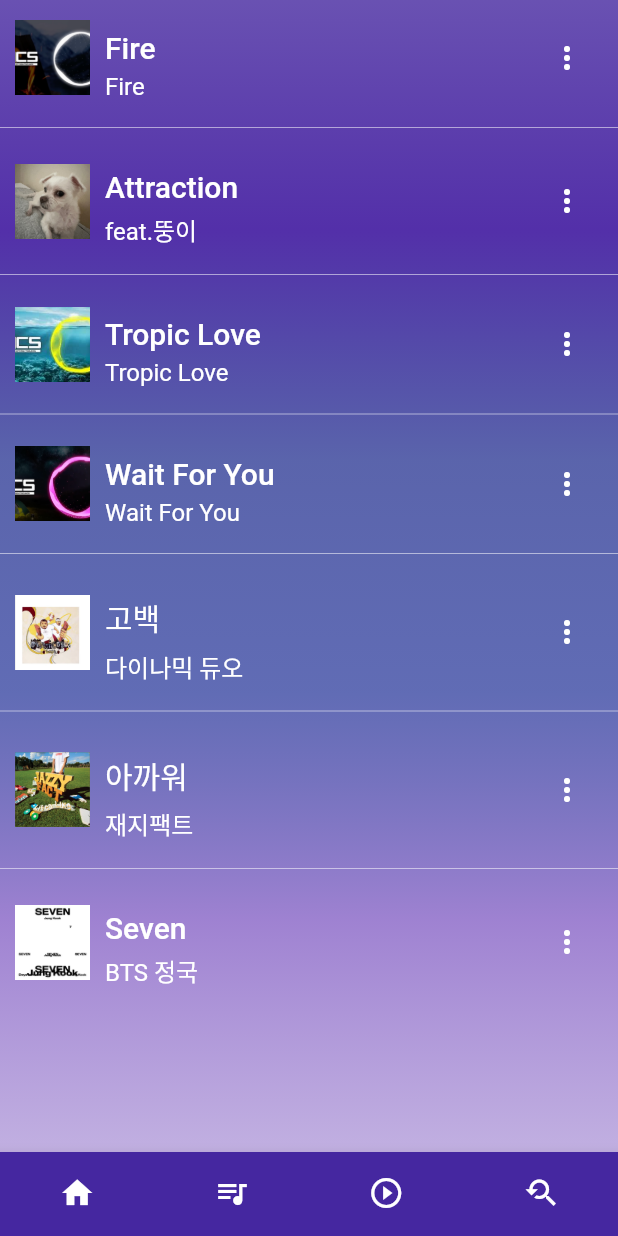
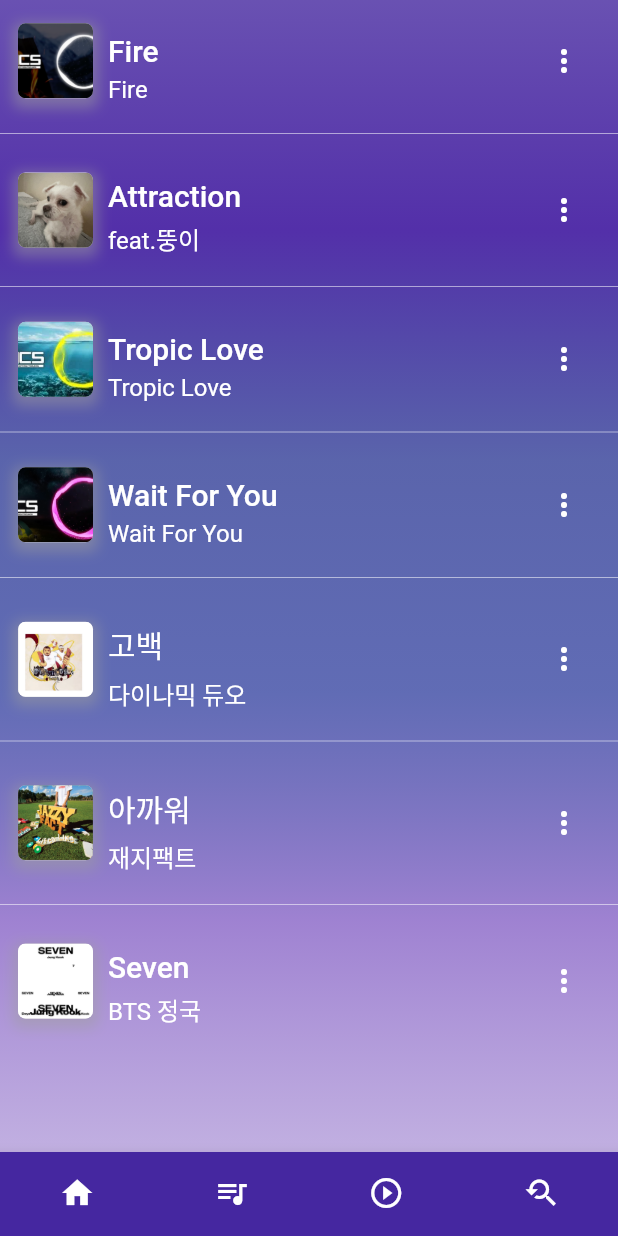
Before and after one commit to plan11plan/youtube-mp3-mp4-player, a Flutter app: the screen it shows after launch, item 2 of the bottom bar chosen, on a phone screen of 412 x 824 dp. Run offline on Flutter 3.47's test engine with Material 2 defaults, Android fonts, the phone set to English and light mode, and no system bars; our stand-ins replace audio_service, get, image_picker, just_audio, just_audio_background, rxdart and 2 more; missing offline and left inert: youtube_downloader; network calls fail.

Commit message:
download v1

```diff
--- a/lib/screen/home/Music.dart
+++ b/lib/screen/home/Music.dart
@@ -89,13 +89,30 @@ class _MusicState extends State<Music> {
                 Get.toNamed('/song', arguments: songs[index]);
               },
               child: Padding(
-                padding: EdgeInsets.all(10.0),
+                padding: EdgeInsets.all(12.0),
                 child: Row(
                   mainAxisAlignment: MainAxisAlignment.spaceBetween,
                   children: [
                     Row( // Thumbnail image added to the row
                       children: [
-                        Image.asset(songs[index].coverUrl, height: 50, width: 50, fit: BoxFit.cover),
+                        Container(
+                          decoration: BoxDecoration(
+                            color: Colors.grey[300],
+                            borderRadius: BorderRadius.circular(5.0),
+                            boxShadow: [
+                              BoxShadow(
+                                color: Colors.grey.withOpacity(0.5),
+                                spreadRadius: 3,
+                                blurRadius: 7,
+                                offset: Offset(0, 3), // changes position of shadow
+                              ),
+                            ],
+                          ),
+                          child: ClipRRect(
+                            borderRadius: BorderRadius.circular(5.0),
+                            child: Image.asset(songs[index].coverUrl, height: 50, width: 50, fit: BoxFit.cover),
+                          ),
+                        ),
                         SizedBox(width: 10),
                         Column(
                           crossAxisAlignment: CrossAxisAlignment.start,
```
Also changed, not shown: lib/screen/home/Video.dart (+19 -2 lines).
